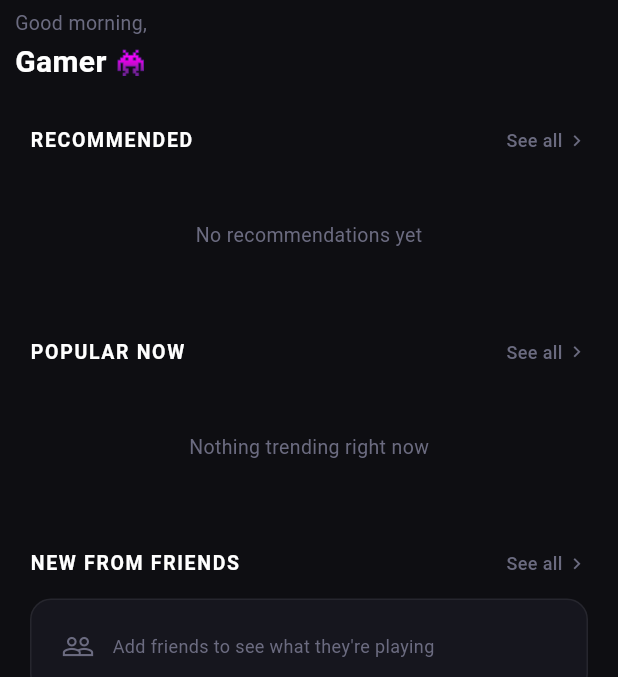
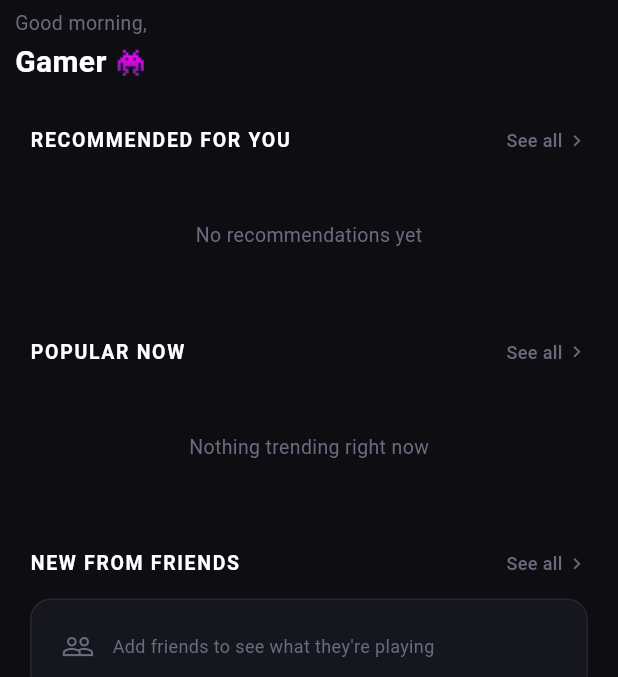
Before and after one commit to aljoharas/2026-GP1-Group8, a Flutter app: the HomeScreen screen opened directly, on a phone screen of 412 x 824 dp, the part 87-764 px from its top. Run offline on Flutter 3.47's test engine with Material 3 defaults, Android fonts, the light colour scheme and no system bars; our stand-ins replace cached_network_image, firebase_auth, firebase_core, font_awesome_flutter, image_picker; accounts and stored records are empty; generated files the repository leaves out were written again; network calls fail.

Commit message:
recommended for u

```diff
--- a/flutter/lib/providers/logged_games_provider.dart
+++ b/flutter/lib/providers/logged_games_provider.dart
@@ -99,9 +99,8 @@ class LoggedGamesProvider extends ChangeNotifier {
   }
 
   List<LoggedGame> get currentlyPlaying {
-    // First find the most recent entry per game, then keep only unfinished ones.
-    // Without this, an older unfinished entry would keep showing a game that was
-    // later re-logged as finished.
+    // First find the most recent entry per game, then keep only unfinished ones
+    // Without this, an older unfinished entry would keep showing a game that was later re-logged as finished
     final Map<Object, LoggedGame> latestByGame = {};
     for (final g in _games) {
       final key = g.rawgId ?? g.name as Object;
--- a/flutter/lib/screens/home/home_screen.dart
+++ b/flutter/lib/screens/home/home_screen.dart
@@ -93,8 +93,8 @@ class _HomeScreenState extends State<HomeScreen> {
               SliverToBoxAdapter(child: _buildHeader(username)),
               const SliverToBoxAdapter(child: SizedBox(height: 28)),
               SliverToBoxAdapter(
-                  child: _buildSectionHeader('RECOMMENDED',
-                      onSeeAll: () => _showAllGames('RECOMMENDED', home.recommendedGames))),
+                  child: _buildSectionHeader('RECOMMENDED FOR YOU',
+                      onSeeAll: () => _showAllGames('RECOMMENDED FOR YOU', home.recommendedGames))),
               const SliverToBoxAdapter(child: SizedBox(height: 14)),
               SliverToBoxAdapter(child: _buildRecommendedRow(home)),
               const SliverToBoxAdapter(child: SizedBox(height: 28)),
```
